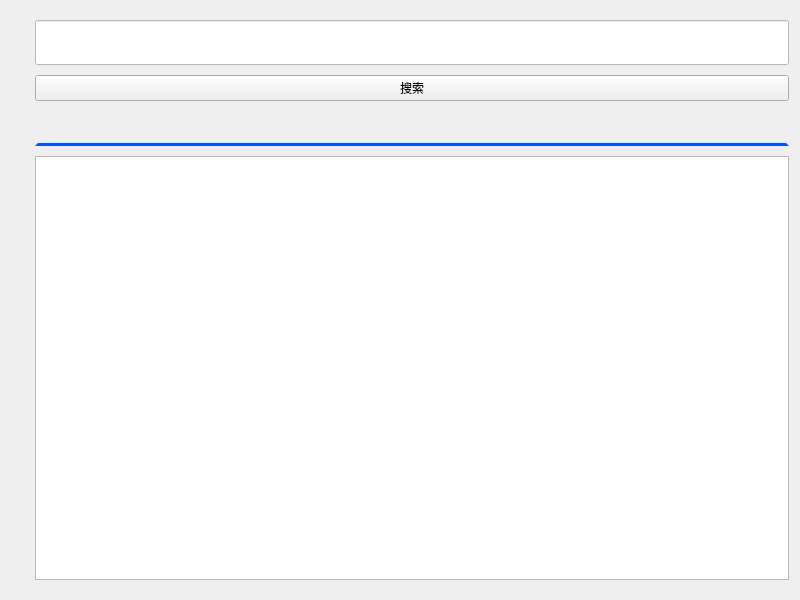
cuncinc/CloudMusic_Qt, file searchwindow.ui: the form before one commit.
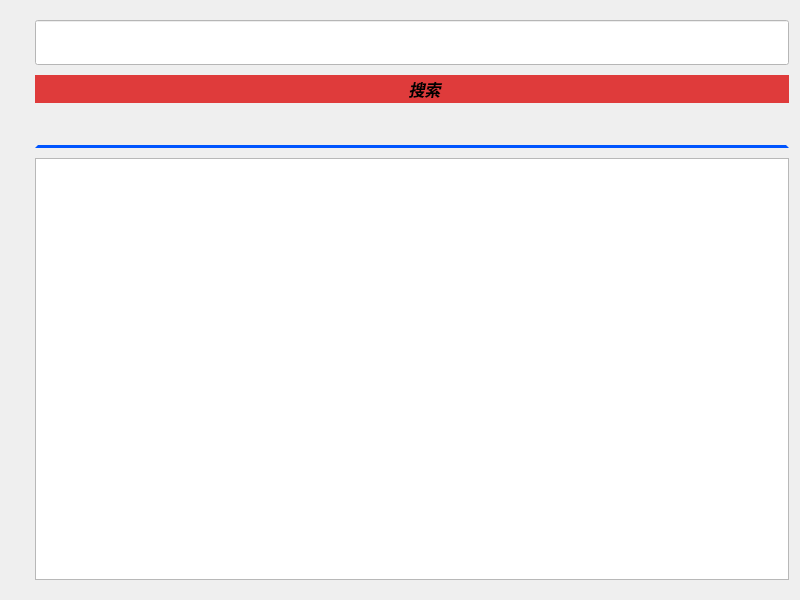
The form after the commit. Custom widgets are drawn as their Qt base class.

The edit to the form file:
```diff
--- a/searchwindow.ui
+++ b/searchwindow.ui
@@ -66,6 +66,29 @@
    </item>
    <item>
     <widget class="QPushButton" name="pushButton">
+     <property name="styleSheet">
+      <string notr="true">QPushButton {
+    font-family: &quot;Microsoft YaHei&quot;;
+    font-size: 16px;
+
+    font-style: italic;
+    font-weight: bold;
+
+    
+    padding-left: 25px;
+    padding-top: 0px;
+
+    border-style: solid;
+    border-width: 2px;
+   
+    border-radius: 20px;
+
+    background-color: #DF3B3B;
+    background-repeat: no-repeat;
+    background-position: left center;
+}
+</string>
+     </property>
      <property name="text">
       <string>搜索</string>
      </property>
@@ -163,7 +186,48 @@
     </widget>
    </item>
    <item>
-    <widget class="QListView" name="listView"/>
+    <widget class="QListView" name="listView">
+     <property name="styleSheet">
+      <string notr="true">QListView
+{
+  //子类中使用的备用颜色。如果未设置此属性，则默认值为调色板的AlternateBase角色设置的值
+    alternate-background-color: yellow;
+}
+QListView
+{
+  //控制QListVIew中选择是覆盖整个行还是仅覆盖文本的范围
+    show-decoration-selected: 1; /* make the selection span the entire width of the view */
+}
+QListView::item:alternate //替换状态
+{
+    background: #EEEEEE;
+}
+
+QListView::item:selected //选中项
+{
+    border: 1px solid #6a6ea9;
+}
+//鼠标放上去或键盘选择就选中，激活需要鼠标点击
+QListView::item:selected:!active //选中项处于没有处于活动窗口中时
+{
+    background: qlineargradient(x1: 0, y1: 0, x2: 0, y2: 1,
+                                stop: 0 #ABAFE5, stop: 1 #8588B2);
+}
+
+QListView::item:selected:active //选中并处于激活状态时
+{
+    background: qlineargradient(x1: 0, y1: 0, x2: 0, y2: 1,
+                                stop: 0 #6a6ea9, stop: 1 #888dd9);
+}
+
+QListView::item:hover //鼠标放上去时
+{
+    background: qlineargradient(x1: 0, y1: 0, x2: 0, y2: 1,
+                                stop: 0 #FAFBFE, stop: 1 #DCDEF1);
+}
+</string>
+     </property>
+    </widget>
    </item>
   </layout>
  </widget>
```
